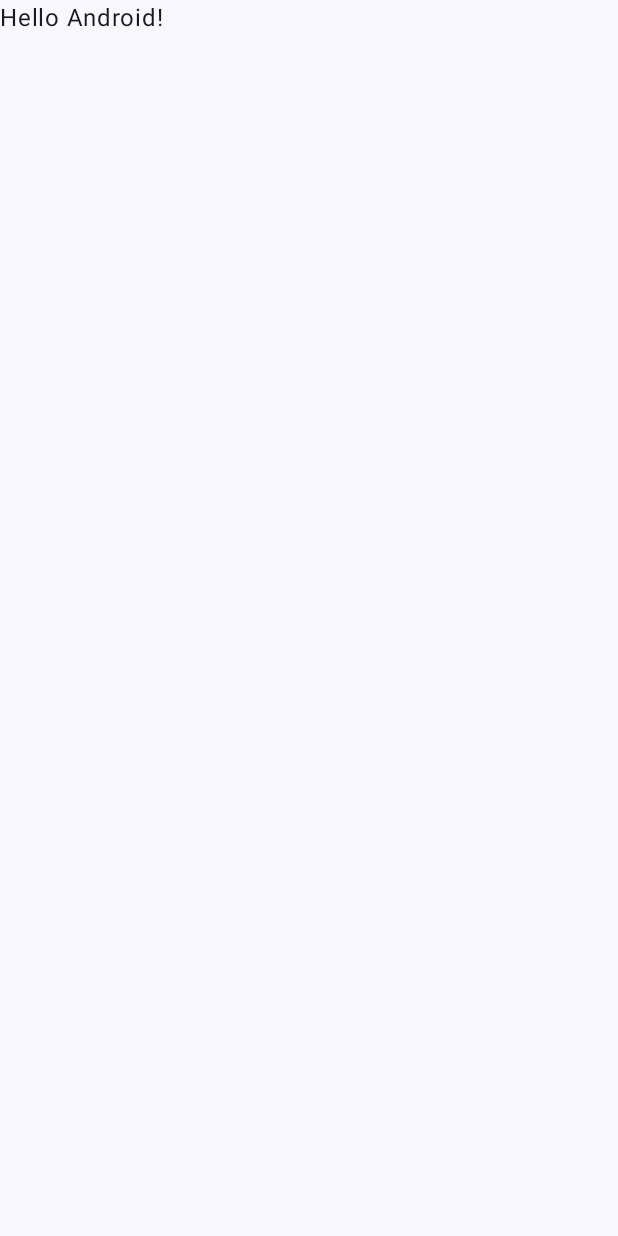
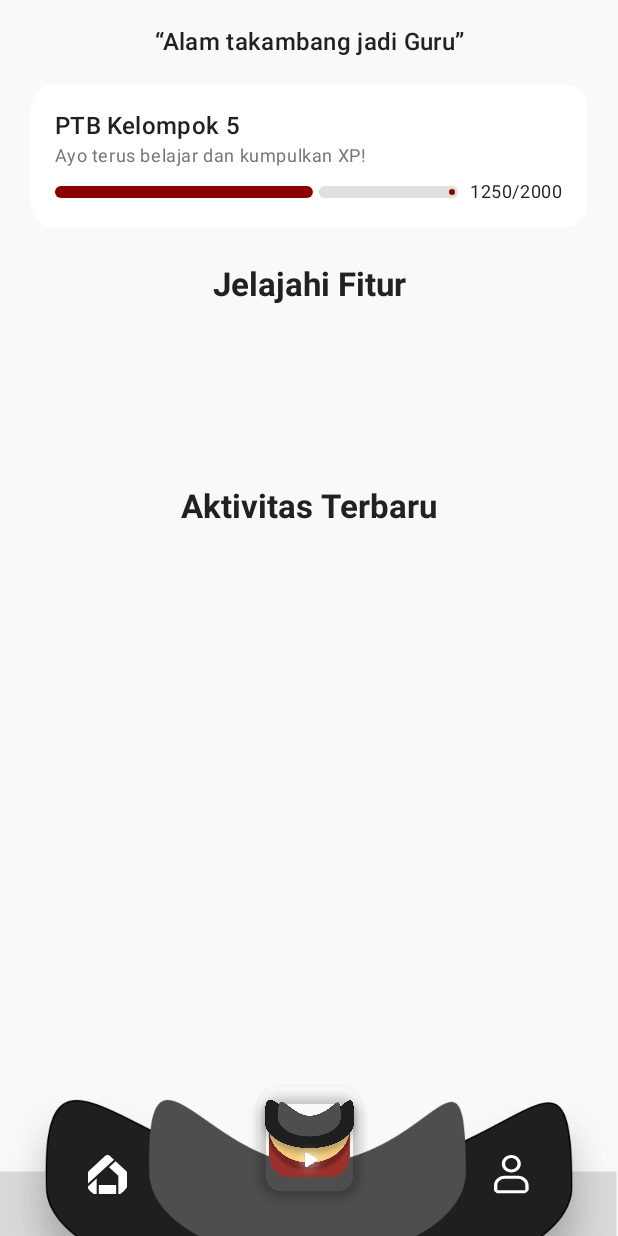
Before and after one commit to Ridho-Dwi-Syahputra/SakoFrontend, an Android app built with Jetpack Compose: the screen it shows after launch (MainActivity), on a phone screen of 412 x 824 dp. Before the commit the screen is almost empty. Run offline under Robolectric (Android 15) with nearby library versions, the phone set to English and light mode, and no system bars.

Commit message:
Custom Bottom Navbar

```diff
--- a/app/build.gradle.kts
+++ b/app/build.gradle.kts
@@ -49,6 +49,7 @@ dependencies {
     implementation(libs.androidx.compose.ui.graphics)
     implementation(libs.androidx.compose.ui.tooling.preview)
     implementation(libs.androidx.compose.material3)
+    implementation(libs.androidx.compose.material.icons.extended)
     testImplementation(libs.junit)
     androidTestImplementation(libs.androidx.junit)
     androidTestImplementation(libs.androidx.espresso.core)
--- a/app/src/main/java/com/sako/MainActivity.kt
+++ b/app/src/main/java/com/sako/MainActivity.kt
@@ -3,28 +3,19 @@ package com.sako
 import android.os.Bundle
 import androidx.activity.ComponentActivity
 import androidx.activity.compose.setContent
-import androidx.activity.enableEdgeToEdge
-import androidx.compose.foundation.layout.fillMaxSize
-import androidx.compose.foundation.layout.padding
-import androidx.compose.material3.Scaffold
 import androidx.compose.material3.Text
 import androidx.compose.runtime.Composable
 import androidx.compose.ui.Modifier
 import androidx.compose.ui.tooling.preview.Preview
+import com.sako.ui.navigation.SakoNavGraph
 import com.sako.ui.theme.SakoTheme
 
 class MainActivity : ComponentActivity() {
     override fun onCreate(savedInstanceState: Bundle?) {
         super.onCreate(savedInstanceState)
-        enableEdgeToEdge()
         setContent {
             SakoTheme {
-                Scaffold(modifier = Modifier.fillMaxSize()) { innerPadding ->
-                    Greeting(
-                        name = "Android",
-                        modifier = Modifier.padding(innerPadding)
-                    )
-                }
+                SakoNavGraph()
             }
         }
     }
--- /dev/null
+++ b/app/src/main/java/com/sako/ui/components/CustomBottomBar.kt
@@ -0,0 +1,95 @@
+package com.sako.ui.components
+
+import androidx.compose.foundation.Image
+import androidx.compose.foundation.layout.*
+import androidx.compose.material3.FloatingActionButton
+import androidx.compose.material3.FloatingActionButtonDefaults
+import androidx.compose.material3.Icon
+import androidx.compose.material3.IconButton
+import androidx.compose.runtime.Composable
+import androidx.compose.ui.Alignment
+import androidx.compose.ui.Modifier
+import androidx.compose.ui.graphics.Color
+import androidx.compose.ui.layout.ContentScale
+import androidx.compose.ui.res.painterResource
+import androidx.compose.ui.tooling.preview.Preview
+import androidx.compose.ui.unit.dp
+import com.sako.R
+
+@Composable
+fun CustomBottomBar() {
+    Box(
+        modifier = Modifier
+            .fillMaxWidth()
+            .height(100.dp),
+        contentAlignment = Alignment.BottomCenter
+    ) {
+        // Background image untuk bottom bar dengan bentuk kustom
+        Image(
+            painter = painterResource(id = R.drawable.bottom_bar_bg),
+            contentDescription = null,
+            modifier = Modifier.fillMaxSize(),
+            contentScale = ContentScale.FillBounds
+        )
+
+        // Baris ikon kiri dan kanan
+        Row(
+            modifier = Modifier
+                .fillMaxWidth()
+                .padding(horizontal = 55.dp, vertical = 25.dp),
+            horizontalArrangement = Arrangement.SpaceBetween,
+            verticalAlignment = Alignment.CenterVertically
+        ) {
+            IconButton(
+                onClick = { /* TODO: Home */ },
+                modifier = Modifier.size(32.dp)
+            ) {
+                Icon(
+                    painter = painterResource(id = R.drawable.ic_home),
+                    contentDescription = "Home",
+                    tint = Color.White,
+                    modifier = Modifier.size(26.dp)
+                )
+            }
+
+            IconButton(
+                onClick = { /* TODO: Profile */ },
+                modifier = Modifier.size(32.dp)
+            ) {
+                Icon(
+                    painter = painterResource(id = R.drawable.ic_profile),
+                    contentDescription = "Profile",
+                    tint = Color.White,
+                    modifier = Modifier.size(26.dp)
+                )
+            }
+        }
+
+        // Floating Action Button di tengah atas
+        FloatingActionButton(
+            onClick = { /* TODO: Action */ },
+            containerColor = Color.Transparent,
+            elevation = FloatingActionButtonDefaults.elevation(defaultElevation = 4.dp),
+            modifier = Modifier.align(Alignment.TopCenter)
+        ) {
+            // Gunakan PNG kustom ic_play.png
+            Image(
+                painter = painterResource(id = R.drawable.ic_play),
+                contentDescription = "Play",
+                modifier = Modifier.size(70.dp),
+                contentScale = ContentScale.Fit
+            )
+        }
+    }
+}
+
+@Preview(showBackground = true)
+@Composable
+fun CustomBottomBarPreview() {
+    Box(
+        modifier = Modifier.fillMaxSize(),
+        contentAlignment = Alignment.BottomCenter
+    ) {
+        CustomBottomBar()
+    }
+}
--- /dev/null
+++ b/app/src/main/java/com/sako/ui/components/XPCard.kt
@@ -0,0 +1,54 @@
+package com.sako.ui.components
+
+import androidx.compose.foundation.background
+import androidx.compose.foundation.layout.*
+import androidx.compose.foundation.shape.RoundedCornerShape
+import androidx.compose.material3.LinearProgressIndicator
+import androidx.compose.material3.MaterialTheme
+import androidx.compose.material3.Text
+import androidx.compose.runtime.Composable
+import androidx.compose.ui.Alignment
+import androidx.compose.ui.Modifier
+import androidx.compose.ui.res.stringResource
+import androidx.compose.ui.unit.dp
+import com.sako.R
+import com.sako.ui.theme.ProgressTrack
+import com.sako.ui.theme.TextSecondary
+
+@Composable
+fun XPCard() {
+    Box(
+        modifier = Modifier
+            .fillMaxWidth(0.9f)
+            .background(MaterialTheme.colorScheme.surface, RoundedCornerShape(16.dp))
+            .padding(16.dp),
+    ) {
+        Column {
+            Text(
+                text = stringResource(R.string.nama_user),
+                style = MaterialTheme.typography.titleMedium
+            )
+            Text(
+                text = stringResource(R.string.ayo_terus_belajar_dan_kumpulkan_xp),
+                style = MaterialTheme.typography.bodySmall.copy(color = TextSecondary)
+            )
+
+            Spacer(modifier = Modifier.height(8.dp))
+            Row(
+                verticalAlignment = Alignment.CenterVertically
+            ) {
+                LinearProgressIndicator(
+                    progress = 1250f / 2000f,
+                    color = MaterialTheme.colorScheme.primary,
+                    trackColor = ProgressTrack,
+                    modifier = Modifier
+                        .fillMaxWidth()
+                        .height(8.dp)
+                        .weight(1f)
+                )
+                Spacer(modifier = Modifier.width(8.dp))
+                Text("1250/2000", style = MaterialTheme.typography.bodySmall)
+            }
+        }
+    }
+}
--- a/app/src/main/java/com/sako/ui/navigation/SakoNavGraph.kt
+++ b/app/src/main/java/com/sako/ui/navigation/SakoNavGraph.kt
@@ -1,4 +1,12 @@
 package com.sako.ui.navigation
 
-class SakoNavGraph {
+import androidx.compose.runtime.Composable
+import com.sako.ui.screen.home.HomeScreen
+
+// Minimal nav graph to keep the app running safely
+@Composable
+fun SakoNavGraph() {
+	// For now, just show HomeScreen directly.
+	// Later, this can be replaced with Navigation-Compose NavHost.
+	HomeScreen()
 }
--- a/app/src/main/java/com/sako/ui/screen/home/HomeScreen.kt
+++ b/app/src/main/java/com/sako/ui/screen/home/HomeScreen.kt
@@ -1,4 +1,62 @@
 package com.sako.ui.screen.home
 
-class HomeScreen {
+import androidx.compose.foundation.background
+import androidx.compose.foundation.layout.*
+import androidx.compose.material3.*
+import androidx.compose.runtime.Composable
+import androidx.compose.ui.Alignment
+import androidx.compose.ui.Modifier
+import androidx.compose.ui.res.stringResource
+import androidx.compose.ui.unit.dp
+import androidx.compose.ui.text.font.FontWeight
+import androidx.compose.ui.text.style.TextAlign
+import com.sako.R
+import com.sako.ui.components.CustomBottomBar
+import com.sako.ui.components.XPCard
+
+@OptIn(ExperimentalMaterial3Api::class)
+@Composable
+fun HomeScreen() {
+    Scaffold(
+        bottomBar = { CustomBottomBar() }
+    ) { innerPadding ->
+        Column(
+            modifier = Modifier
+                .padding(innerPadding)
+                .fillMaxSize()
+                .background(MaterialTheme.colorScheme.background),
+            horizontalAlignment = Alignment.CenterHorizontally
+        ) {
+            Spacer(modifier = Modifier.height(16.dp))
+            Text(
+                text = stringResource(R.string.alam_takambang_jadi_guru),
+                style = MaterialTheme.typography.titleMedium.copy(
+                    fontWeight = FontWeight.Medium
+                ),
+                textAlign = TextAlign.Center
+            )
+
+            Spacer(modifier = Modifier.height(16.dp))
+            XPCard()
+
+            Spacer(modifier = Modifier.height(24.dp))
+            Text(
+                text = stringResource(R.string.jelajahi_fitur),
+                style = MaterialTheme.typography.titleLarge.copy(fontWeight = FontWeight.Bold),
+                modifier = Modifier.padding(horizontal = 16.dp)
+            )
+
+            // Tempat grid fitur (bisa pakai Row/Column)
+            Spacer(modifier = Modifier.height(120.dp))
+
+            Text(
+                text = stringResource(R.string.aktivitas_terbaru),
+                style = MaterialTheme.typography.titleLarge.copy(fontWeight = FontWeight.Bold),
+                modifier = Modifier.padding(horizontal = 16.dp)
+            )
+
+            // Placeholder aktivitas
+            Spacer(modifier = Modifier.height(100.dp))
+        }
+    }
 }
--- a/app/src/main/java/com/sako/ui/theme/Color.kt
+++ b/app/src/main/java/com/sako/ui/theme/Color.kt
@@ -2,10 +2,22 @@ package com.sako.ui.theme
 
 import androidx.compose.ui.graphics.Color
 
-val Purple80 = Color(0xFFD0BCFF)
-val PurpleGrey80 = Color(0xFFCCC2DC)
-val Pink80 = Color(0xFFEFB8C8)
+// Warna Utama SAKO - Merah Maroon
+val MaroonPrimary = Color(0xFF8B0000)
+val MaroonLight = Color(0xFFA52A2A)
+val MaroonDark = Color(0xFF5C0000)
 
-val Purple40 = Color(0xFF6650a4)
-val PurpleGrey40 = Color(0xFF625b71)
-val Pink40 = Color(0xFF7D5260)
+// Warna Background & Surface
+val BackgroundLight = Color(0xFFF9F9F9)
+val SurfaceLight = Color(0xFFFFFFFF)
+val BackgroundDark = Color(0xFF121212)
+val SurfaceDark = Color(0xFF1E1E1E)
+
+// Warna Teks
+val TextPrimary = Color(0xFF212121)
+val TextSecondary = Color(0xFF757575)
+val TextOnPrimary = Color(0xFFFFFFFF)
+
+// Warna Progress Bar
+val ProgressTrack = Color(0xFFE0E0E0)
+val ProgressTrackDark = Color(0xFF424242)
--- a/app/src/main/java/com/sako/ui/theme/Theme.kt
+++ b/app/src/main/java/com/sako/ui/theme/Theme.kt
@@ -9,35 +9,39 @@ import androidx.compose.material3.dynamicDarkColorScheme
 import androidx.compose.material3.dynamicLightColorScheme
 import androidx.compose.material3.lightColorScheme
 import androidx.compose.runtime.Composable
+import androidx.compose.runtime.SideEffect
+import androidx.compose.ui.graphics.toArgb
 import androidx.compose.ui.platform.LocalContext
+import androidx.compose.ui.platform.LocalView
+import androidx.core.view.WindowCompat
 
 private val DarkColorScheme = darkColorScheme(
-    primary = Purple80,
-    secondary = PurpleGrey80,
-    tertiary = Pink80
+    primary = MaroonLight,
+    onPrimary = TextOnPrimary,
+    secondary = MaroonDark,
+    tertiary = MaroonPrimary,
+    background = BackgroundDark,
+    surface = SurfaceDark,
+    onBackground = TextOnPrimary,
+    onSurface = TextOnPrimary
 )
 
 private val LightColorScheme = lightColorScheme(
-    primary = Purple40,
-    secondary = PurpleGrey40,
-    tertiary = Pink40
-
-    /* Other default colors to override
-    background = Color(0xFFFFFBFE),
-    surface = Color(0xFFFFFBFE),
-    onPrimary = Color.White,
-    onSecondary = Color.White,
-    onTertiary = Color.White,
-    onBackground = Color(0xFF1C1B1F),
-    onSurface = Color(0xFF1C1B1F),
-    */
+    primary = MaroonPrimary,
+    onPrimary = TextOnPrimary,
+    secondary = MaroonLight,
+    tertiary = MaroonDark,
+    background = BackgroundLight,
+    surface = SurfaceLight,
+    onBackground = TextPrimary,
+    onSurface = TextPrimary
 )
 
 @Composable
 fun SakoTheme(
     darkTheme: Boolean = isSystemInDarkTheme(),
     // Dynamic color is available on Android 12+
-    dynamicColor: Boolean = true,
+    dynamicColor: Boolean = false, // Disable dynamic color untuk konsistensi warna SAKO
     content: @Composable () -> Unit
 ) {
     val colorScheme = when {
@@ -50,6 +54,16 @@ fun SakoTheme(
         else -> LightColorScheme
     }
 
+    val view = LocalView.current
+    if (!view.isInEditMode) {
+        SideEffect {
+            val window = (view.context as Activity).window
+            window.statusBarColor = colorScheme.primary.toArgb()
+            // Use dark icons when in light theme for proper contrast
+            WindowCompat.getInsetsController(window, view).isAppearanceLightStatusBars = !darkTheme
+        }
+    }
+
     MaterialTheme(
         colorScheme = colorScheme,
         typography = Typography,
--- /dev/null
+++ b/app/src/main/res/drawable/ic_hat_play.xml
@@ -0,0 +1,11 @@
+<?xml version="1.0" encoding="utf-8"?>
+<vector xmlns:android="http://schemas.android.com/apk/res/android"
+	android:width="48dp"
+	android:height="48dp"
+	android:viewportWidth="24"
+	android:viewportHeight="24">
+	<!-- Simple play icon: Compose will apply tint (Color.White) at call site -->
+	<path
+		android:fillColor="#000000"
+		android:pathData="M8,5 L19,12 L8,19 Z" />
+</vector>
--- /dev/null
+++ b/app/src/main/res/drawable/ic_home.xml
@@ -0,0 +1,10 @@
+<?xml version="1.0" encoding="utf-8"?>
+<vector xmlns:android="http://schemas.android.com/apk/res/android"
+    android:width="24dp"
+    android:height="24dp"
+    android:viewportWidth="24"
+    android:viewportHeight="24">
+    <path
+        android:fillColor="#FFFFFF"
+        android:pathData="M6.66667 24V18.5064H17.3333V24H6.66667ZM0 17.4764V11.1931C0 10.8956 0.0555556 10.6094 0.166667 10.3348C0.277778 10.0601 0.444444 9.83119 0.666667 9.64807L10.6667 0.515021C10.8444 0.331903 11.0502 0.200057 11.284 0.119485C11.5169 0.0398282 11.7556 0 12 0C12.2444 0 12.4836 0.0398282 12.7173 0.119485C12.9502 0.200057 13.1556 0.331903 13.3333 0.515021L16 2.95279L0 17.4764ZM2 24C1.44444 24 0.972444 23.7995 0.584 23.3985C0.194667 22.9983 0 22.5122 0 21.9399V19.3305L5.33333 14.4549V24H2ZM18.6667 24V12.7382L12.9667 7.51931L17 3.84549L23.3333 9.64807C23.5556 9.85408 23.7222 10.0885 23.8333 10.3512C23.9444 10.6149 24 10.8956 24 11.1931V21.9399C24 22.5122 23.8053 22.9983 23.416 23.3985C23.0276 23.7995 22.5556 24 22 24H18.6667Z" />
+</vector>
--- /dev/null
+++ b/app/src/main/res/drawable/ic_profile.xml
@@ -0,0 +1,15 @@
+<?xml version="1.0" encoding="utf-8"?>
+<vector xmlns:android="http://schemas.android.com/apk/res/android"
+	android:width="24dp"
+	android:height="27dp"
+	android:viewportWidth="24"
+	android:viewportHeight="27">
+	<path
+		android:fillColor="#FFFFFF"
+		android:pathData="M12 2.14865C9.64829 2.14865 7.74189 3.91228 7.74189 6.08784C7.74189 8.26339 9.64829 10.027 12 10.027C14.3516 10.027 16.258 8.26339 16.258 6.08784C16.258 3.91228 14.3516 2.14865 12 2.14865ZM5.41931 6.08784C5.41931 2.72562 8.36557 0 12 0C15.6343 0 18.5806 2.72562 18.5806 6.08784C18.5806 9.45006 15.6343 12.1757 12 12.1757C8.36557 12.1757 5.41931 9.45006 5.41931 6.08784Z"
+		android:fillType="evenOdd" />
+	<path
+		android:fillColor="#FFFFFF"
+		android:pathData="M0 21.1284C0 17.3706 3.29287 14.3243 7.35484 14.3243H16.6452C20.7071 14.3243 24 17.3706 24 21.1284V23.9933C24 25.3777 22.7868 26.5 21.2903 26.5H2.70968C1.21316 26.5 0 25.3777 0 23.9933V21.1284ZM7.35484 16.473C4.5756 16.473 2.32258 18.5573 2.32258 21.1284V23.9933C2.32258 24.191 2.49589 24.3514 2.70968 24.3514H21.2903C21.5041 24.3514 21.6774 24.191 21.6774 23.9933V21.1284C21.6774 18.5573 19.4244 16.473 16.6452 16.473H7.35484Z"
+		android:fillType="evenOdd" />
+</vector>
--- a/app/src/main/res/values/strings.xml
+++ b/app/src/main/res/values/strings.xml
@@ -1,3 +1,8 @@
 <resources>
     <string name="app_name">Sako</string>
+    <string name="alam_takambang_jadi_guru">“Alam takambang jadi Guru”</string>
+    <string name="jelajahi_fitur">Jelajahi Fitur</string>
+    <string name="aktivitas_terbaru">Aktivitas Terbaru</string>
+    <string name="nama_user">PTB Kelompok 5</string>
+    <string name="ayo_terus_belajar_dan_kumpulkan_xp">Ayo terus belajar dan kumpulkan XP!</string>
 </resources>
--- a/gradle/libs.versions.toml
+++ b/gradle/libs.versions.toml
@@ -24,6 +24,7 @@ androidx-compose-ui-tooling-preview = { group = "androidx.compose.ui", name = "u
 androidx-compose-ui-test-manifest = { group = "androidx.compose.ui", name = "ui-test-manifest" }
 androidx-compose-ui-test-junit4 = { group = "androidx.compose.ui", name = "ui-test-junit4" }
 androidx-compose-material3 = { group = "androidx.compose.material3", name = "material3" }
+androidx-compose-material-icons-extended = { group = "androidx.compose.material", name = "material-icons-extended" }
 
 [plugins]
 android-application = { id = "com.android.application", version.ref = "agp" }
```
Also changed, not shown: app/src/main/res/drawable/bottom_bar_bg.png (added), app/src/main/res/drawable/ic_play.png (added).
